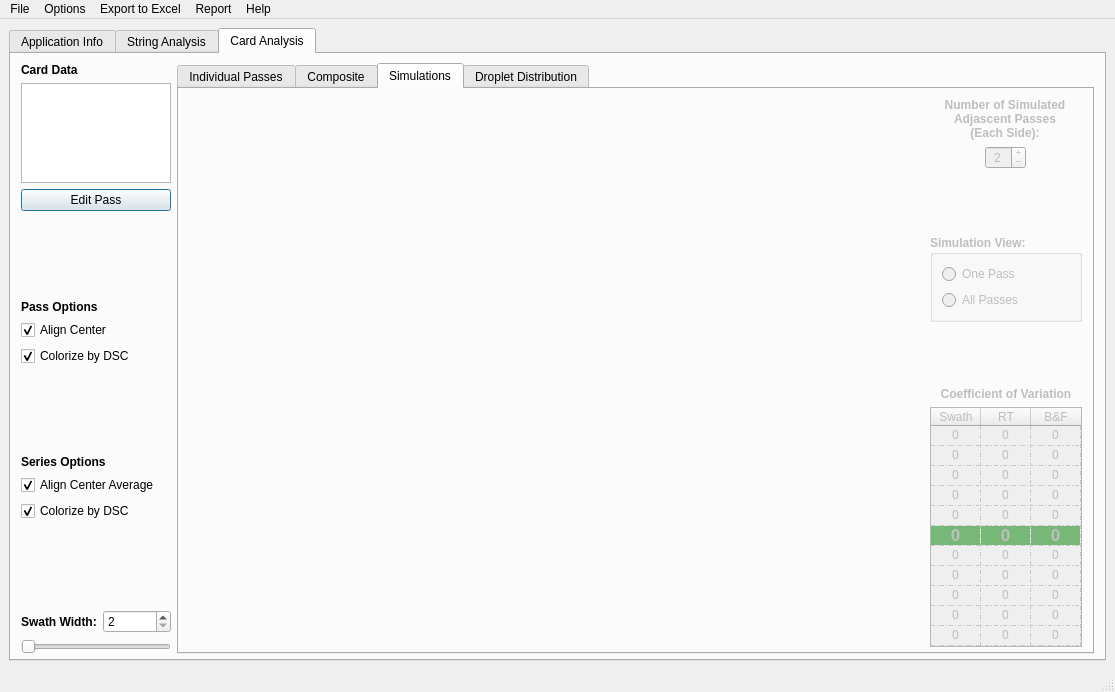
Old version of the form resources/mainWindow.ui in the repository gill14/AccuPatt.
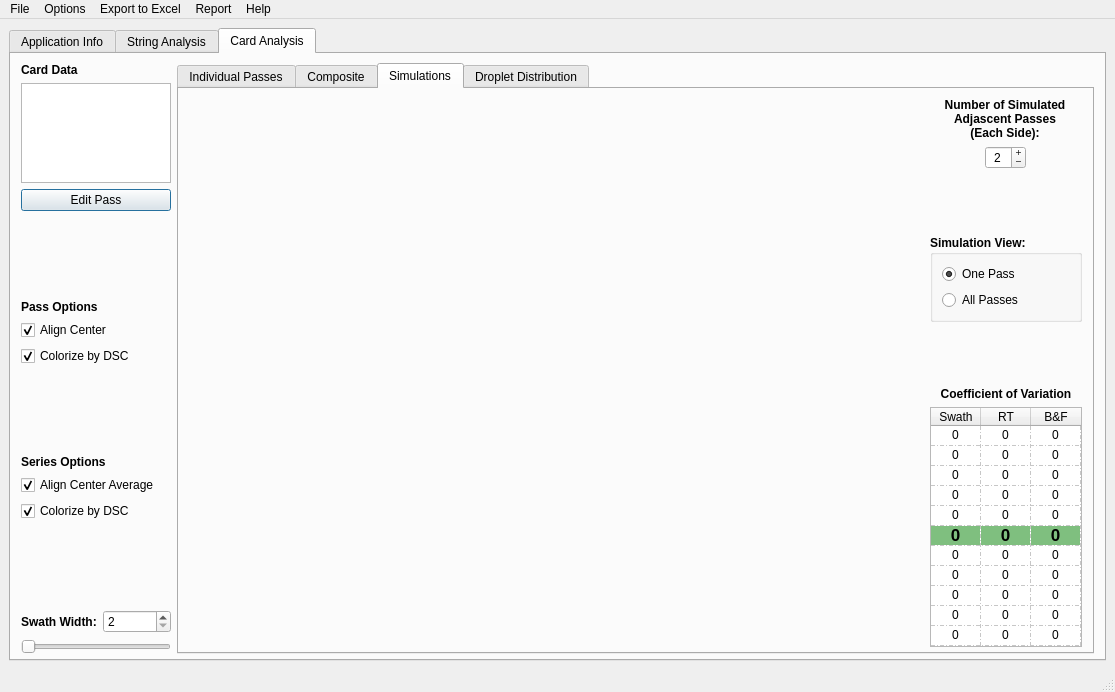
New version of the form. The open tabs and pages were chosen to show the change. Custom widgets are drawn as their Qt base class.

```diff
--- a/resources/mainWindow.ui
+++ b/resources/mainWindow.ui
@@ -1521,7 +1521,7 @@
           </widget>
           <widget class="QWidget" name="tab_7">
            <property name="enabled">
-            <bool>false</bool>
+            <bool>true</bool>
            </property>
            <attribute name="title">
             <string>Simulations</string>
@@ -1652,6 +1652,9 @@
               </item>
               <item>
                <widget class="QGroupBox" name="groupBox_4">
+                <property name="enabled">
+                 <bool>true</bool>
+                </property>
                 <property name="font">
                  <font>
                   <weight>75</weight>
@@ -1673,6 +1676,9 @@
                    <property name="text">
                     <string>One Pass</string>
                    </property>
+                   <property name="checked">
+                    <bool>true</bool>
+                   </property>
                   </widget>
                  </item>
                  <item>
```
Left out of the diff: 8 changed lines with no effect on the pictures.
